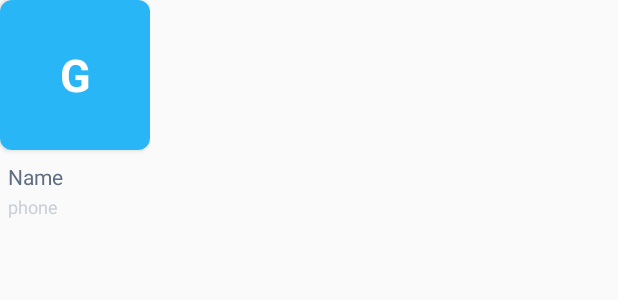
After one commit to dedongh/Leadway-Health-Service-App, an Android app: the layout patient_layout.xml on its own in the app's theme, with its tools: preview values and no code run, on a phone screen of 412 x 824 dp. The commit adds this screen. Shown: the top 300 px of the screen. Run offline under Robolectric (Android 15) with nearby library versions, the phone set to English and light mode, and no system bars.

Commit message:
Manage Patients

```diff
--- a/app/src/main/java/com/engineerskasa/oasis/Database/DataSource/PatientRepo.java
+++ b/app/src/main/java/com/engineerskasa/oasis/Database/DataSource/PatientRepo.java
@@ -29,11 +29,11 @@ public class PatientRepo implements IPatientDataSource{
 
     @Override
     public void registerPatient(Patient... patients) {
-        iPatientDataSource.registerPatient();
+        iPatientDataSource.registerPatient(patients);
     }
 
     @Override
     public void deletePatients(Patient... patients) {
-        iPatientDataSource.deletePatients();
+        iPatientDataSource.deletePatients(patients);
     }
 }
--- a/app/src/main/java/com/engineerskasa/oasis/Database/LocalDB/PatientDataSource.java
+++ b/app/src/main/java/com/engineerskasa/oasis/Database/LocalDB/PatientDataSource.java
@@ -29,11 +29,11 @@ public class PatientDataSource implements IPatientDataSource {
 
     @Override
     public void registerPatient(Patient... patients) {
-        patientDAO.registerPatient();
+        patientDAO.registerPatient(patients);
     }
 
     @Override
     public void deletePatients(Patient... patients) {
-        patientDAO.deletePatients();
+        patientDAO.deletePatients(patients);
     }
 }
--- /dev/null
+++ b/app/src/main/res/drawable/square_text_drawable.xml
@@ -0,0 +1,5 @@
+<?xml version="1.0" encoding="utf-8"?>
+<shape xmlns:android="http://schemas.android.com/apk/res/android"
+    android:shape="rectangle">
+    <solid android:color="@color/light_blue_400" />
+</shape>
--- /dev/null
+++ b/app/src/main/res/layout/patient_layout.xml
@@ -0,0 +1,70 @@
+<?xml version="1.0" encoding="utf-8"?>
+<RelativeLayout xmlns:android="http://schemas.android.com/apk/res/android"
+    android:layout_width="match_parent"
+    android:layout_height="match_parent"
+    xmlns:app="http://schemas.android.com/apk/res-auto"
+    xmlns:tools="http://schemas.android.com/tools">
+
+    <LinearLayout
+        android:id="@+id/layout_patient"
+        android:layout_width="100dp"
+        android:layout_height="wrap_content"
+        android:layout_marginEnd="0dp"
+        android:orientation="vertical">
+
+
+        <androidx.cardview.widget.CardView
+            android:layout_width="100dp"
+            android:layout_height="wrap_content"
+            app:cardCornerRadius="8dp"
+            app:cardUseCompatPadding="false">
+
+
+            <RelativeLayout
+                android:layout_width="100dp"
+                android:layout_height="100dp"
+                android:orientation="vertical">
+
+
+                <TextView
+                    android:id="@+id/initialsTextView"
+                    android:layout_width="match_parent"
+                    android:layout_height="match_parent"
+                    android:background="@drawable/square_text_drawable"
+                    android:gravity="center"
+                    android:textColor="@android:color/white"
+                    android:textSize="30sp"
+                    android:textStyle="bold"
+                    tools:text="G"
+                    />
+
+
+            </RelativeLayout>
+
+
+        </androidx.cardview.widget.CardView>
+
+        <TextView
+            android:id="@+id/txt_name"
+            android:layout_width="wrap_content"
+            android:layout_height="wrap_content"
+            android:layout_marginStart="5dp"
+            android:layout_marginTop="8dp"
+            android:maxWidth="100dp"
+            android:text="Name"
+            android:textColor="@color/colorHeading"
+            android:textSize="14sp" />
+
+        <TextView
+            android:id="@+id/txt_number"
+            android:layout_width="wrap_content"
+            android:layout_height="wrap_content"
+            android:layout_marginStart="5dp"
+            android:layout_marginTop="2dp"
+            android:maxLines="1"
+            android:text="phone"
+            android:textColor="@color/tagline"
+            android:textSize="12sp" />
+
+    </LinearLayout>
+</RelativeLayout>
--- a/app/src/main/res/values/colors.xml
+++ b/app/src/main/res/values/colors.xml
@@ -20,4 +20,11 @@
     <color name="grey_5">#f2f2f2</color>
     <color name="grey_80">#37474F</color>
     <color name="white">#fff</color>
+
+    <color name="light_blue_400">#29B6F6</color>
+
+    <color name="colorHeading">#606E82</color>
+    <color name="tagline">#cacfd7</color>
+
+    <color name="light_blue_800">#0277BD</color>
 </resources>
```
Also changed, not shown: app/src/main/java/com/engineerskasa/oasis/Activity/ManagePatientActivity.java (+99 -2 lines), app/src/main/java/com/engineerskasa/oasis/Activity/PatientRegistrationActivity.java (+26 -6 lines), app/src/main/java/com/engineerskasa/oasis/Adapter/PatientAdapter.java (added, +87 -0 lines), app/src/main/java/com/engineerskasa/oasis/Utility/GridSpacingItemDecoration.java (added, +41 -0 lines), app/src/main/res/layout/activity_manage_patient.xml (+27 -2 lines).
